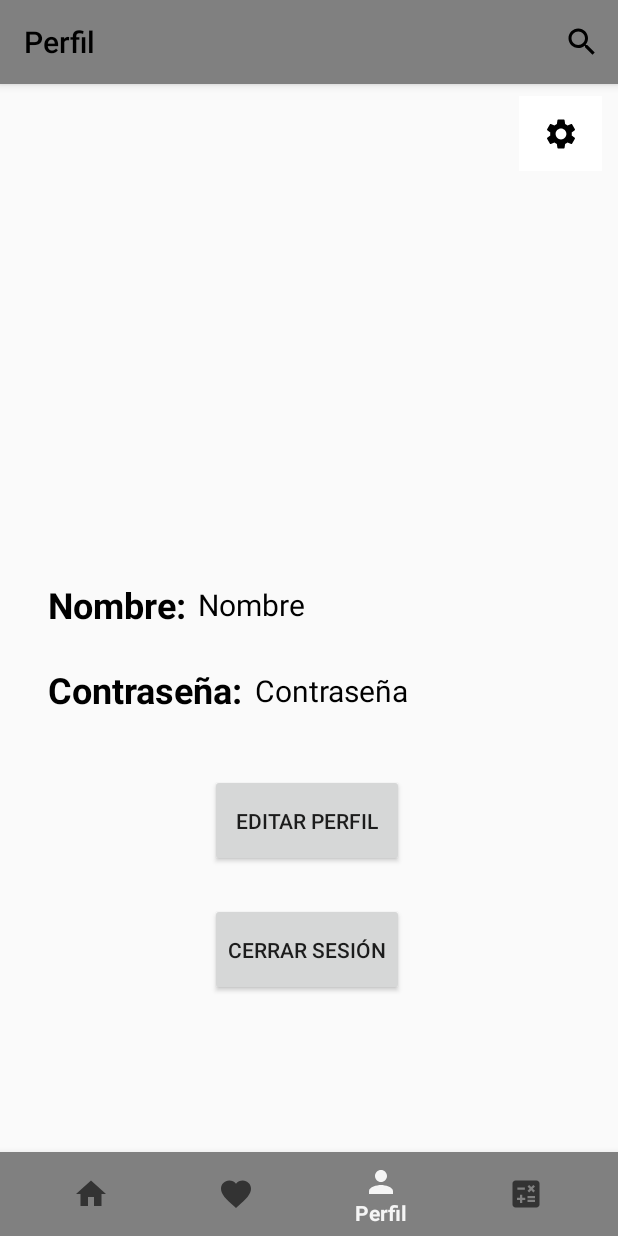
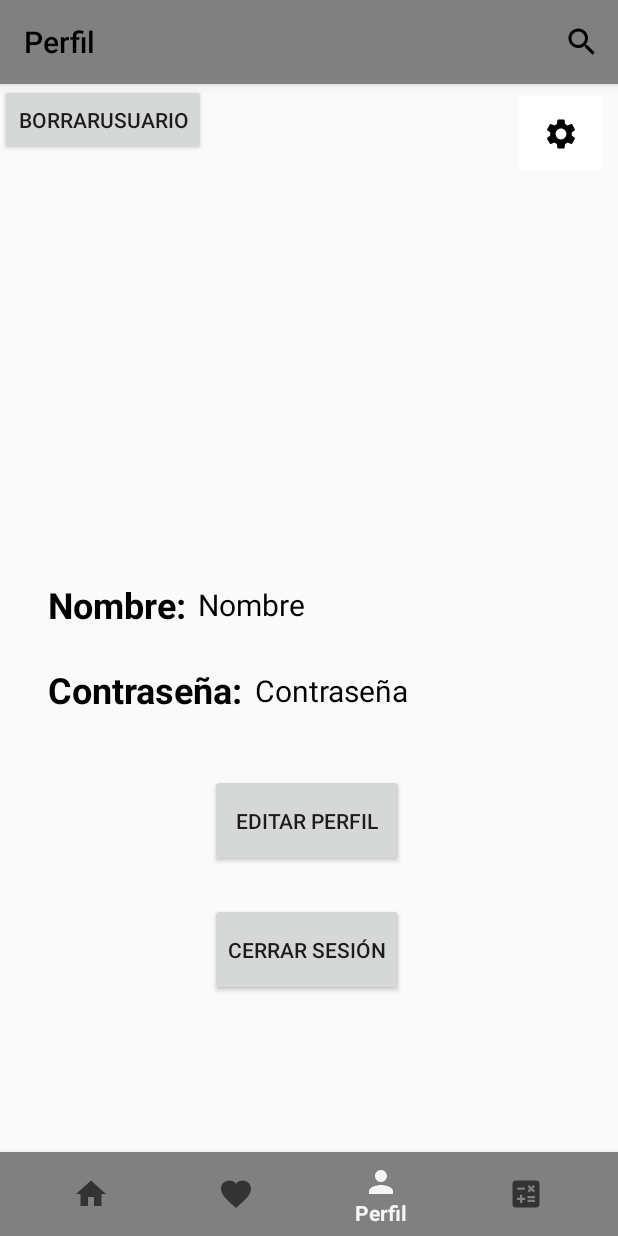
Before and after one commit to AdrianUEx/Fruticion2.0, an Android app: the ProfileFragment screen opened through its navigation route, on a phone screen of 412 x 824 dp. Run offline under Robolectric (Android 15) with nearby library versions, the phone set to English and light mode, and no system bars; our stand-ins replace Room's generated code, navigation-ui; 3 statements that could not run were skipped.

Commit message:
Creado boton Borrar Usuario en ProfileFragment. Modificado el delete de UserDao para que borre por id. Modificados los @Entity para que se borren en cascada.

```diff
--- a/app/src/main/java/com/example/fruticion/database/UserDao.kt
+++ b/app/src/main/java/com/example/fruticion/database/UserDao.kt
@@ -22,9 +22,9 @@ interface UserDao {
         @Insert
         suspend fun insertUser(user: User): Long
 
-        //Borra un unico usuario si el usuario pasado por parametros existe exactamente en la BD
-        @Delete
-        suspend fun deleteUser(user: User)
+        //Borra un unico usuario buscándolo por su id (ahorra una llamada a la BD)
+        @Query("DELETE FROM user WHERE userId = :userId")
+        suspend fun deleteUserById(userId: Long)
 
         //Actualiza el usuario de la BD. Room se encarga de encontrar el usuario y actualizar sus campos usando la clave primario. Puede devolver un int con el numero de filas actualizadas
         @Update
--- a/app/src/main/java/com/example/fruticion/fragments/DailyIntakeFragment.kt
+++ b/app/src/main/java/com/example/fruticion/fragments/DailyIntakeFragment.kt
@@ -54,7 +54,7 @@ class DailyIntakeFragment : Fragment() {
 
     }
 
-    fun obtainDailyNutritions(dbFruit: List<Fruit>) {
+    private fun obtainDailyNutritions(dbFruit: List<Fruit>) {
         var totalCalories = 0.0
         var totalSugars = 0.0
         var totalFats = 0.0
--- a/app/src/main/java/com/example/fruticion/fragments/ProfileFragment.kt
+++ b/app/src/main/java/com/example/fruticion/fragments/ProfileFragment.kt
@@ -8,6 +8,7 @@ import android.view.View
 import android.view.ViewGroup
 import androidx.lifecycle.lifecycleScope
 import androidx.navigation.fragment.findNavController
+import com.example.fruticion.activity.LoginActivity
 import com.example.fruticion.activity.LoginActivity.Companion.currentUserId
 import com.example.fruticion.database.FruticionDatabase
 import com.example.fruticion.databinding.FragmentProfileBinding
@@ -54,6 +55,16 @@ class ProfileFragment : Fragment() {
             logoutButton.setOnClickListener {
                 logout()
             }
+            //boton de borrar Usuario
+            deleteUserButton?.setOnClickListener{
+                lifecycleScope.launch {
+                    db.userDao().deleteUserById(currentUserId!!)
+
+                    logout()
+                }
+            }
+
+
             //boton de Ajustes
             settingButton.setOnClickListener {
                 val action = SettingsFragmentDirections.settingButton()
--- a/app/src/main/java/com/example/fruticion/model/DailyIntake.kt
+++ b/app/src/main/java/com/example/fruticion/model/DailyIntake.kt
@@ -11,12 +11,14 @@ import java.time.LocalDate
         ForeignKey(
             entity = User::class,
             parentColumns = ["userId"],
-            childColumns = ["userId"]
+            childColumns = ["userId"],
+            onDelete = ForeignKey.CASCADE
         ),
         ForeignKey(
             entity = Fruit::class,
             parentColumns = ["roomId"],
-            childColumns = ["fruitId"]
+            childColumns = ["fruitId"],
+            onDelete = ForeignKey.CASCADE
         )
     ])
 data class DailyIntake(
--- a/app/src/main/java/com/example/fruticion/model/Favourite.kt
+++ b/app/src/main/java/com/example/fruticion/model/Favourite.kt
@@ -10,12 +10,14 @@ import java.io.Serializable
         ForeignKey(
             entity = User::class,
             parentColumns = ["userId"],
-            childColumns = ["userId"]
+            childColumns = ["userId"],
+            onDelete = ForeignKey.CASCADE
         ),
         ForeignKey(
             entity = Fruit::class,
             parentColumns = ["roomId"],
-            childColumns = ["fruitId"]
+            childColumns = ["fruitId"],
+            onDelete = ForeignKey.CASCADE
         )
     ]
 )
--- a/app/src/main/res/layout/fragment_profile.xml
+++ b/app/src/main/res/layout/fragment_profile.xml
@@ -103,4 +103,12 @@
         app:layout_constraintStart_toStartOf="@+id/edit_profile_button"
         app:layout_constraintTop_toBottomOf="@+id/edit_profile_button" />
 
+    <Button
+        android:id="@+id/delete_user_button"
+        android:layout_width="wrap_content"
+        android:layout_height="wrap_content"
+        android:text="BorrarUsuario"
+        tools:layout_editor_absoluteX="162dp"
+        tools:layout_editor_absoluteY="628dp" />
+
 </androidx.constraintlayout.widget.ConstraintLayout>
```
